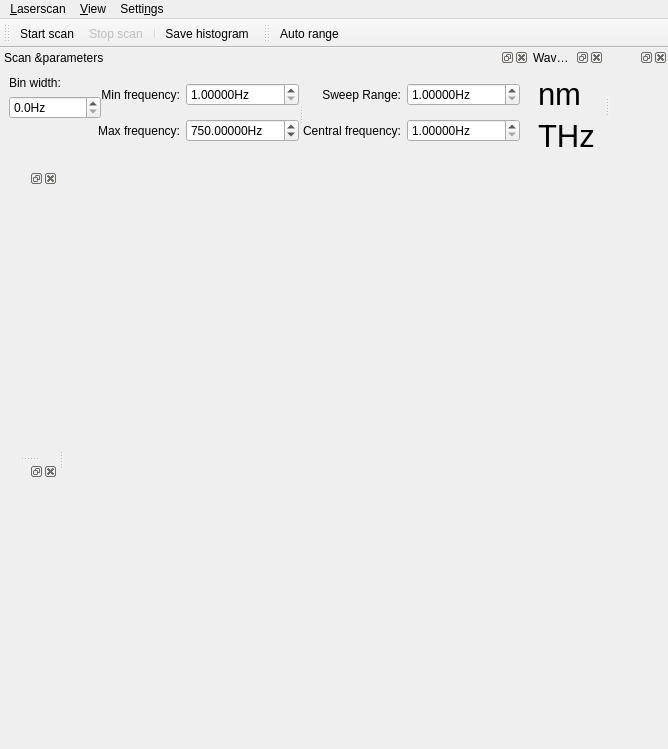
First picture: the form in src/qudi/gui/wavemeter/ui_scanwindow.ui, repository bbuusshh/scudi, before the edit.
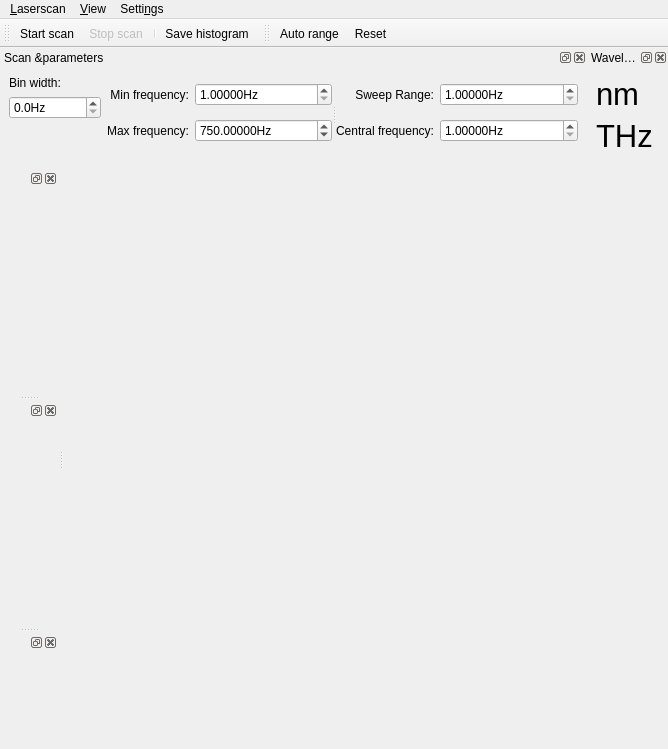
Second picture: the form after the edit. Icons and pictures are not drawn. Custom widgets are drawn as their Qt base class.

Commit message: reset scan

```diff
--- a/src/qudi/gui/wavemeter/ui_scanwindow.ui
+++ b/src/qudi/gui/wavemeter/ui_scanwindow.ui
@@ -379,6 +379,7 @@
     <bool>false</bool>
    </attribute>
    <addaction name="actionAuto_range"/>
+   <addaction name="actionReset"/>
   </widget>
   <widget class="QDockWidget" name="counts_log_dockWidget">
    <attribute name="dockWidgetArea">
@@ -401,7 +402,7 @@
     <set>Qt::LeftDockWidgetArea</set>
    </property>
    <attribute name="dockWidgetArea">
-    <number>4</number>
+    <number>1</number>
    </attribute>
    <widget class="QWidget" name="dockWidgetContents_3"/>
   </widget>
@@ -496,6 +497,11 @@
     <string>&amp;Fit</string>
    </property>
   </action>
+  <action name="actionReset">
+   <property name="text">
+    <string>Reset</string>
+   </property>
+  </action>
  </widget>
  <customwidgets>
   <customwidget>
```
The commit also changes 4 other files.
